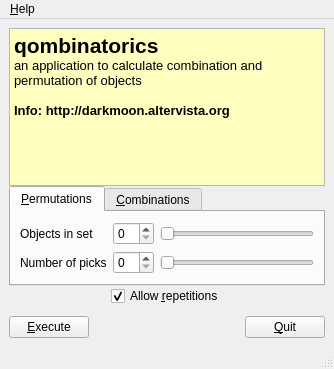
Above: qombinatorics/QombGui.ui from ale-rt/qombinatorics before the change. Below: the same form after it.
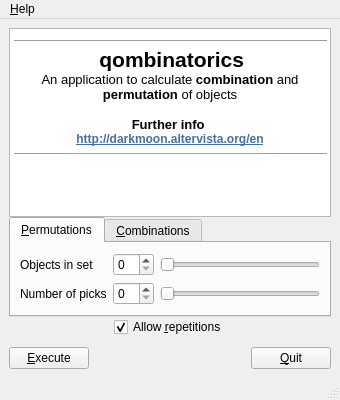
That is the form after the change. Icons and pictures are not drawn.

```diff
--- a/qombinatorics/QombGui.ui
+++ b/qombinatorics/QombGui.ui
@@ -1,12 +1,12 @@
 <ui version="4.0" >
  <class>MainWindow</class>
- <widget class="QMainWindow" name="MainWindow" >
-  <property name="geometry" >
+ <widget class="QMainWindow" name="MainWindow">
+  <property name="geometry">
    <rect>
     <x>0</x>
     <y>0</y>
-    <width>334</width>
-    <height>369</height>
+    <width>340</width>
+    <height>400</height>
    </rect>
   </property>
   <property name="windowTitle" >
@@ -21,52 +21,19 @@
      <number>0</number>
     </property>
     <item>
-     <widget class="QTextBrowser" name="output" >
-      <property name="palette" >
-       <palette>
-        <active>
-         <colorrole role="Base" >
-          <brush brushstyle="SolidPattern" >
-           <color alpha="255" >
-            <red>255</red>
-            <green>255</green>
-            <blue>191</blue>
-           </color>
-          </brush>
-         </colorrole>
-        </active>
-        <inactive>
-         <colorrole role="Base" >
-          <brush brushstyle="SolidPattern" >
-           <color alpha="255" >
-            <red>255</red>
-            <green>255</green>
-            <blue>191</blue>
-           </color>
-          </brush>
-         </colorrole>
-        </inactive>
-        <disabled>
-         <colorrole role="Base" >
-          <brush brushstyle="SolidPattern" >
-           <color alpha="255" >
-            <red>226</red>
-            <green>217</green>
-            <blue>212</blue>
-           </color>
-          </brush>
-         </colorrole>
-        </disabled>
-       </palette>
-      </property>
-      <property name="html" >
-       <string>&lt;html>&lt;head>&lt;meta name="qrichtext" content="1" />&lt;style type="text/css">
+     <widget class="QTextBrowser" name="output">
+      <property name="html">
+       <string>&lt;!DOCTYPE HTML PUBLIC &quot;-//W3C//DTD HTML 4.0//EN&quot; &quot;http://www.w3.org/TR/REC-html40/strict.dtd&quot;&gt;
+&lt;html&gt;&lt;head&gt;&lt;meta name=&quot;qrichtext&quot; content=&quot;1&quot; /&gt;&lt;style type=&quot;text/css&quot;&gt;
 p, li { white-space: pre-wrap; }
-&lt;/style>&lt;/head>&lt;body style=" font-family:'Sans Serif'; font-size:10pt; font-weight:400; font-style:normal;">
-&lt;p style=" margin-top:0px; margin-bottom:0px; margin-left:0px; margin-right:0px; -qt-block-indent:0; text-indent:0px; font-size:9pt;">&lt;span style=" font-size:16pt; font-weight:600;">qombinatorics&lt;/span>&lt;/p>
-&lt;p style=" margin-top:0px; margin-bottom:0px; margin-left:0px; margin-right:0px; -qt-block-indent:0; text-indent:0px; font-size:16pt; font-weight:600;">&lt;span style=" font-size:10pt; font-weight:400;">an application to calculate combination and permutation of objects&lt;/span>&lt;/p>
-&lt;p style="-qt-paragraph-type:empty; margin-top:0px; margin-bottom:0px; margin-left:0px; margin-right:0px; -qt-block-indent:0; text-indent:0px;">&lt;/p>
-&lt;p style=" margin-top:0px; margin-bottom:0px; margin-left:0px; margin-right:0px; -qt-block-indent:0; text-indent:0px;">&lt;span style=" font-weight:600;">Info: http://darkmoon.altervista.org&lt;/span>&lt;/p>&lt;/body>&lt;/html></string>
+&lt;/style&gt;&lt;/head&gt;&lt;body style=&quot; font-family:'DejaVu Sans'; font-size:9pt; font-weight:400; font-style:normal;&quot;&gt;
+&lt;hr /&gt;
+&lt;p align=&quot;center&quot; style=&quot; margin-top:0px; margin-bottom:0px; margin-left:0px; margin-right:0px; -qt-block-indent:0; text-indent:0px;&quot;&gt;&lt;img src=&quot;:/img/icons/16/qombicon.png&quot; /&gt; &lt;span style=&quot; font-family:'Sans Serif'; font-size:16pt; font-weight:600;&quot;&gt;qombinatorics&lt;/span&gt;&lt;/p&gt;
+&lt;p align=&quot;center&quot; style=&quot; margin-top:0px; margin-bottom:0px; margin-left:0px; margin-right:0px; -qt-block-indent:0; text-indent:0px;&quot;&gt;&lt;span style=&quot; font-family:'Sans Serif'; font-size:10pt;&quot;&gt;An application to calculate &lt;/span&gt;&lt;span style=&quot; font-family:'Sans Serif'; font-size:10pt; font-weight:600;&quot;&gt;combination&lt;/span&gt;&lt;span style=&quot; font-family:'Sans Serif'; font-size:10pt;&quot;&gt; and &lt;/span&gt;&lt;span style=&quot; font-family:'Sans Serif'; font-size:10pt; font-weight:600;&quot;&gt;permutation&lt;/span&gt;&lt;span style=&quot; font-family:'Sans Serif'; font-size:10pt;&quot;&gt; of objects&lt;/span&gt;&lt;/p&gt;
+&lt;p align=&quot;center&quot; style=&quot;-qt-paragraph-type:empty; margin-top:0px; margin-bottom:0px; margin-left:0px; margin-right:0px; -qt-block-indent:0; text-indent:0px; font-family:'Sans Serif'; font-size:10pt;&quot;&gt;&lt;/p&gt;
+&lt;p align=&quot;center&quot; style=&quot; margin-top:0px; margin-bottom:0px; margin-left:0px; margin-right:0px; -qt-block-indent:0; text-indent:0px;&quot;&gt;&lt;span style=&quot; font-family:'Sans Serif'; font-size:10pt; font-weight:600;&quot;&gt;Further info &lt;/span&gt;&lt;/p&gt;
+&lt;p align=&quot;center&quot; style=&quot; margin-top:0px; margin-bottom:0px; margin-left:0px; margin-right:0px; -qt-block-indent:0; text-indent:0px;&quot;&gt;&lt;a href=&quot;http://darkmoon.altervista.org/en/&quot;&gt;&lt;span style=&quot; font-weight:600; text-decoration: underline; color:#456fa2;&quot;&gt;http://darkmoon.altervista.org/en&lt;/span&gt;&lt;/a&gt;&lt;/p&gt;
+&lt;hr /&gt;&lt;/body&gt;&lt;/html&gt;</string>
       </property>
      </widget>
     </item>
@@ -290,22 +257,22 @@
     </item>
    </layout>
   </widget>
-  <widget class="QMenuBar" name="menubar" >
-   <property name="geometry" >
+  <widget class="QMenuBar" name="menubar">
+   <property name="geometry">
     <rect>
      <x>0</x>
      <y>0</y>
-     <width>334</width>
-     <height>26</height>
+     <width>340</width>
+     <height>19</height>
     </rect>
    </property>
-   <widget class="QMenu" name="menuInfo" >
-    <property name="title" >
+   <widget class="QMenu" name="menuInfo">
+    <property name="title">
      <string>&amp;Help</string>
     </property>
     <addaction name="action_About" />
    </widget>
-   <addaction name="menuInfo" />
+   <addaction name="menuInfo"/>
   </widget>
   <widget class="QStatusBar" name="statusbar" />
   <action name="action_About" >
```
Left out of the diff: 182 changed lines with no effect on the pictures.
